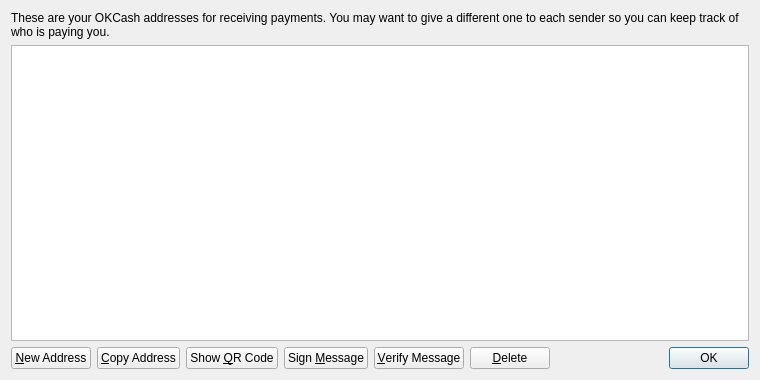
Qt form src/qt/forms/addressbookpage.ui (okcashpro/okcash) before a commit.
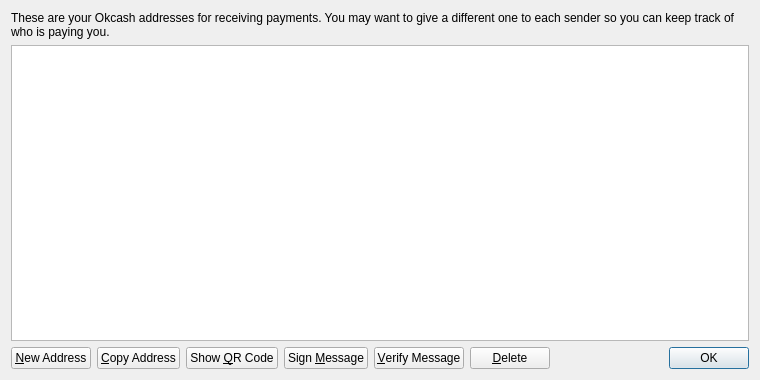
The same form after that commit. Icons and pictures are not drawn.

Patch:
```diff
--- a/src/qt/forms/addressbookpage.ui
+++ b/src/qt/forms/addressbookpage.ui
@@ -17,7 +17,7 @@
    <item>
     <widget class="QLabel" name="labelExplanation">
      <property name="text">
-      <string>These are your OKCash addresses for receiving payments. You may want to give a different one to each sender so you can keep track of who is paying you.</string>
+      <string>These are your Okcash addresses for receiving payments. You may want to give a different one to each sender so you can keep track of who is paying you.</string>
      </property>
      <property name="textFormat">
       <enum>Qt::PlainText</enum>
```
Left out of the diff: 4 changed lines with no effect on the pictures.
